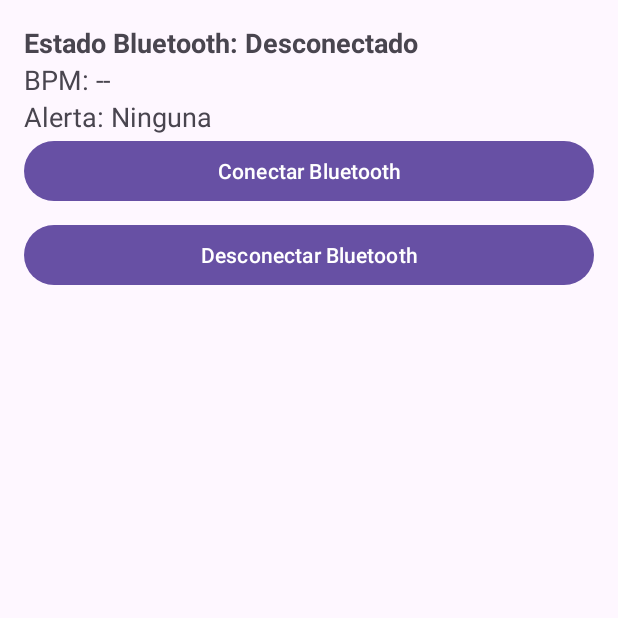
After one commit to sebas7961/HeartAlarm2.0, an Android app: the BluetoothTestFragment screen opened through its navigation route, on a phone screen of 412 x 824 dp, the top half of it. The commit adds this screen. Run offline under Robolectric (Android 15) with nearby library versions, the phone set to English and light mode, and no system bars; 2 statements that could not run were skipped.

Commit message:
Sprint del sebasto hecho y funcional

```diff
--- a/app/build.gradle.kts
+++ b/app/build.gradle.kts
@@ -66,6 +66,8 @@ dependencies {
     }
 
     implementation(platform(libs.firebase.bom))
+    implementation(libs.firebase.database)
+    implementation(libs.firebase.messaging)
     implementation(libs.firebase.auth)
     implementation(libs.firebase.firestore)
 
--- /dev/null
+++ b/app/src/main/java/com/example/heartalarm20/view/fragments/BluetoothTestFragment.java
@@ -0,0 +1,159 @@
+package com.example.heartalarm20.view.fragments;
+
+import android.Manifest;
+import android.content.ComponentName;
+import android.content.Intent;
+import android.content.ServiceConnection;
+import android.content.pm.PackageManager;
+import android.os.Build;
+import android.os.Bundle;
+import android.os.IBinder;
+import android.view.LayoutInflater;
+import android.view.View;
+import android.view.ViewGroup;
+import android.widget.Button;
+import android.widget.TextView;
+import android.widget.Toast;
+
+import androidx.annotation.NonNull;
+import androidx.annotation.Nullable;
+import androidx.core.app.ActivityCompat;
+import androidx.core.content.ContextCompat;
+import androidx.fragment.app.Fragment;
+import androidx.lifecycle.ViewModelProvider;
+
+import com.example.heartalarm20.R;
+import com.example.heartalarm20.services.BluetoothService;
+import com.example.heartalarm20.viewmodel.SharedViewModel;
+
+public class BluetoothTestFragment extends Fragment {
+
+    private static final int BLUETOOTH_PERMISSION_REQUEST_CODE = 1001;
+    private BluetoothService bluetoothService;
+    private boolean isServiceBound = false;
+    private SharedViewModel sharedViewModel;
+
+    private TextView statusBluetooth;
+    private TextView statusBPM;
+    private TextView statusAlert;
+    private Button buttonConnect;
+    private Button buttonDisconnect;
+
+    private final ServiceConnection serviceConnection = new ServiceConnection() {
+        @Override
+        public void onServiceConnected(ComponentName componentName, IBinder iBinder) {
+            BluetoothService.LocalBinder binder = (BluetoothService.LocalBinder) iBinder;
+            bluetoothService = binder.getService();
+            bluetoothService.setSharedViewModel(sharedViewModel);
+            isServiceBound = true;
+            Toast.makeText(requireContext(), "Servicio Bluetooth vinculado", Toast.LENGTH_SHORT).show();
+        }
+
+        @Override
+        public void onServiceDisconnected(ComponentName componentName) {
+            bluetoothService = null;
+            isServiceBound = false;
+            Toast.makeText(requireContext(), "Servicio Bluetooth desvinculado", Toast.LENGTH_SHORT).show();
+        }
+    };
+
+    @Nullable
+    @Override
+    public View onCreateView(@NonNull LayoutInflater inflater, @Nullable ViewGroup container, @Nullable Bundle savedInstanceState) {
+        View view = inflater.inflate(R.layout.fragment_bluetoothtest, container, false);
+
+        // Inicializar UI
+        statusBluetooth = view.findViewById(R.id.statusBluetooth);
+        statusBPM = view.findViewById(R.id.statusBPM);
+        statusAlert = view.findViewById(R.id.statusAlert);
+        buttonConnect = view.findViewById(R.id.buttonConnect);
+        buttonDisconnect = view.findViewById(R.id.buttonDisconnect);
+
+        // Inicializar ViewModel
+        sharedViewModel = new ViewModelProvider(requireActivity()).get(SharedViewModel.class);
+
+        // Observar cambios en el SharedViewModel
+        setupObservers();
+
+        // Configurar botones
+        buttonConnect.setOnClickListener(v -> checkBluetoothPermissions());
+        buttonDisconnect.setOnClickListener(v -> disconnectBluetooth());
+
+        // Iniciar el servicio Bluetooth
+        Intent serviceIntent = new Intent(requireContext(), BluetoothService.class);
+        requireActivity().bindService(serviceIntent, serviceConnection, requireContext().BIND_AUTO_CREATE);
+
+        return view;
+    }
+
+    private void checkBluetoothPermissions() {
+        if (Build.VERSION.SDK_INT >= Build.VERSION_CODES.S) {
+            if (ContextCompat.checkSelfPermission(requireContext(), Manifest.permission.BLUETOOTH_CONNECT) != PackageManager.PERMISSION_GRANTED ||
+                    ContextCompat.checkSelfPermission(requireContext(), Manifest.permission.BLUETOOTH_SCAN) != PackageManager.PERMISSION_GRANTED) {
+
+                ActivityCompat.requestPermissions(
+                        requireActivity(),
+                        new String[]{
+                                Manifest.permission.BLUETOOTH_CONNECT,
+                                Manifest.permission.BLUETOOTH_SCAN
+                        },
+                        BLUETOOTH_PERMISSION_REQUEST_CODE
+                );
+            } else {
+                connectBluetooth();
+            }
+        } else {
+            // Para versiones anteriores a Android 12
+            connectBluetooth();
+        }
+    }
+
+    private void setupObservers() {
+        // Estado Bluetooth
+        sharedViewModel.conexionBluetooth.observe(getViewLifecycleOwner(), conectado -> {
+            statusBluetooth.setText(conectado ? "Estado Bluetooth: Conectado" : "Estado Bluetooth: Desconectado");
+        });
+
+        // BPM
+        sharedViewModel.monitoreoPulso.observe(getViewLifecycleOwner(), bpm -> {
+            statusBPM.setText("BPM: " + bpm);
+        });
+
+        // Alerta
+        sharedViewModel.alerta.observe(getViewLifecycleOwner(), alerta -> {
+            statusAlert.setText("Alerta: " + alerta);
+        });
+    }
+
+    private void connectBluetooth() {
+        if (isServiceBound && bluetoothService != null) {
+            boolean success = bluetoothService.connect();
+            if (success) {
+                sharedViewModel.setConexionBluetooth(true);
+            } else {
+                sharedViewModel.setConexionBluetooth(false);
+            }
+        } else {
+            Toast.makeText(requireContext(), "El servicio Bluetooth no está disponible.", Toast.LENGTH_SHORT).show();
+        }
+    }
+
+    private void disconnectBluetooth() {
+        if (isServiceBound && bluetoothService != null) {
+            bluetoothService.disconnect();
+            sharedViewModel.setConexionBluetooth(false);
+        } else {
+            Toast.makeText(requireContext(), "El servicio Bluetooth no está disponible.", Toast.LENGTH_SHORT).show();
+        }
+    }
+
+    @Override
+    public void onDestroyView() {
+        super.onDestroyView();
+        if (isServiceBound) {
+            requireActivity().unbindService(serviceConnection);
+            isServiceBound = false;
+        }
+    }
+
+}
--- a/app/src/main/java/com/example/heartalarm20/view/fragments/LoginFragment.java
+++ b/app/src/main/java/com/example/heartalarm20/view/fragments/LoginFragment.java
@@ -25,6 +25,7 @@ public class LoginFragment extends Fragment {
         btnPrueba.setOnClickListener(v ->
                 Navigation.findNavController(view).navigate(R.id.action_loginFragment_to_opcionesFragment)
         );
+
         return view;
     }
 
--- a/app/src/main/java/com/example/heartalarm20/viewmodel/SharedViewModel.java
+++ b/app/src/main/java/com/example/heartalarm20/viewmodel/SharedViewModel.java
@@ -4,11 +4,21 @@ import androidx.lifecycle.LiveData;
 import androidx.lifecycle.MutableLiveData;
 import androidx.lifecycle.ViewModel;
 
-public class SharedViewModel  extends ViewModel {
+public class SharedViewModel extends ViewModel {
+
     private short parametros;
-    private final MutableLiveData<Short> monitoreoPulso = new MutableLiveData<>();
 
+    private final MutableLiveData<Short> _monitoreoPulso = new MutableLiveData<>();
+    public LiveData<Short> monitoreoPulso = _monitoreoPulso;
 
+    private final MutableLiveData<String> _alerta = new MutableLiveData<>();
+    public LiveData<String> alerta = _alerta;
+
+    private final MutableLiveData<Boolean> _conexionBluetooth = new MutableLiveData<>(false);
+    public LiveData<Boolean> conexionBluetooth = _conexionBluetooth;
+
+    private final MutableLiveData<String> _signalStrength = new MutableLiveData<>();
+    public LiveData<String> signalStrength = _signalStrength;
 
     public short getParametros() {
         return parametros;
@@ -18,12 +28,27 @@ public class SharedViewModel  extends ViewModel {
         this.parametros = parametros;
     }
 
-    public LiveData<Short> getMonitoreoPulso() {
-        return monitoreoPulso;
+    public void actualizarMonitoreoPulso(Short datoLeido) {
+        if (datoLeido != null) {
+            _monitoreoPulso.postValue(datoLeido);
+        }
     }
 
-    public void actualizarMonitoreoPulso(Short datoLeido){
-        monitoreoPulso.setValue(datoLeido);
+    public void setAlerta(String mensaje) {
+        if (mensaje != null && !mensaje.isEmpty()) {
+            _alerta.postValue(mensaje);
+        }
     }
 
+    public void setConexionBluetooth(Boolean estado) {
+        if (estado != null) {
+            _conexionBluetooth.postValue(estado);
+        }
+    }
+
+    public void setSignalStrength(String strength) {
+        if (strength != null && !strength.isEmpty()) {
+            _signalStrength.postValue(strength);
+        }
+    }
 }
--- /dev/null
+++ b/app/src/main/res/layout/fragment_bluetoothtest.xml
@@ -0,0 +1,44 @@
+<?xml version="1.0" encoding="utf-8"?>
+<LinearLayout
+    xmlns:android="http://schemas.android.com/apk/res/android"
+    android:orientation="vertical"
+    android:layout_width="match_parent"
+    android:layout_height="match_parent"
+    android:padding="16dp">
+
+    <TextView
+        android:id="@+id/statusBluetooth"
+        android:layout_width="wrap_content"
+        android:layout_height="wrap_content"
+        android:text="Estado Bluetooth: Desconectado"
+        android:textSize="18sp"
+        android:textStyle="bold"/>
+
+    <TextView
+        android:id="@+id/statusBPM"
+        android:layout_width="wrap_content"
+        android:layout_height="wrap_content"
+        android:text="BPM: --"
+        android:textSize="18sp"/>
+
+    <TextView
+        android:id="@+id/statusAlert"
+        android:layout_width="wrap_content"
+        android:layout_height="wrap_content"
+        android:text="Alerta: Ninguna"
+        android:textSize="18sp"/>
+
+    <Button
+        android:id="@+id/buttonConnect"
+        android:layout_width="match_parent"
+        android:layout_height="wrap_content"
+        android:text="Conectar Bluetooth"/>
+
+    <Button
+        android:id="@+id/buttonDisconnect"
+        android:layout_width="match_parent"
+        android:layout_height="wrap_content"
+        android:text="Desconectar Bluetooth"
+        android:layout_marginTop="8dp"/>
+
+</LinearLayout>
--- a/app/src/main/res/layout/fragment_opciones.xml
+++ b/app/src/main/res/layout/fragment_opciones.xml
@@ -35,4 +35,10 @@
         android:layout_height="wrap_content"
         android:text="Número de Emergencia" />
 
+    <Button
+        android:id="@+id/btn_prueba"
+        android:layout_width="match_parent"
+        android:layout_height="wrap_content"
+        android:text="Prueba" />
+
 </LinearLayout>
--- a/app/src/main/res/navigation/nav_graph.xml
+++ b/app/src/main/res/navigation/nav_graph.xml
@@ -30,6 +30,9 @@
         <action
             android:id="@+id/action_opcionesFragment_to_numeroEmergenciaFragment"
             app:destination="@id/numeroEmergenciaFragment" />
+        <action
+            android:id="@+id/action_opcionesFragment_to_bluetoothtestFragment"
+            app:destination="@id/bluetoothTestFragment" />
     </fragment>
 
     <fragment
@@ -53,6 +56,12 @@
         android:name="com.example.heartalarm20.view.fragments.NumeroDeEmergenciaFragment"
         android:label="Numero Emergencia"
         tools:layout="@layout/fragment_numeroemergencia" />
+    <fragment
+        android:id="@+id/bluetoothTestFragment"
+        android:name="com.example.heartalarm20.view.fragments.BluetoothTestFragment"
+        android:label="BluetoothTestFragment"
+        tools:layout="@layout/fragment_bluetoothtest"
+        />
 
 
 </navigation>
```
Also changed, not shown: app/src/main/AndroidManifest.xml (+35 -0 lines), app/src/main/java/com/example/heartalarm20/services/BluetoothService.java (added, +334 -0 lines), app/src/main/java/com/example/heartalarm20/view/fragments/OpcionesFragment.java (+7 -0 lines), app/src/main/res/drawable/baseline_monitor_heart_24.xml (added, +7 -0 lines), gradle/libs.versions.toml (+23 -7 lines), 1 other file.
